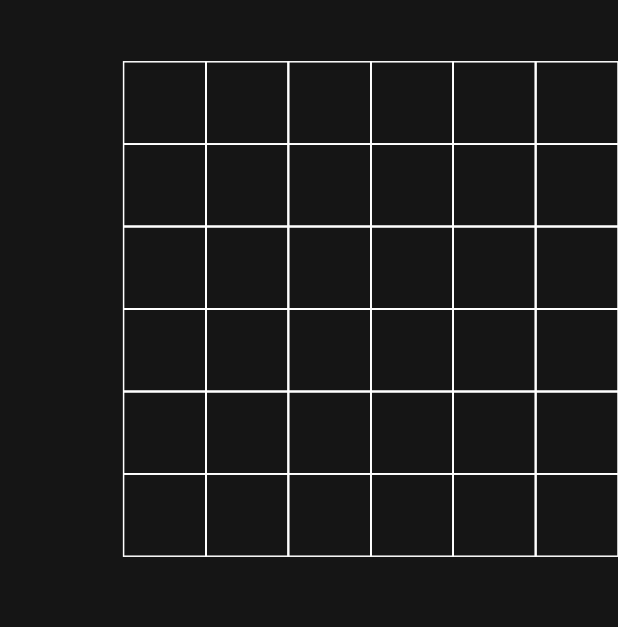
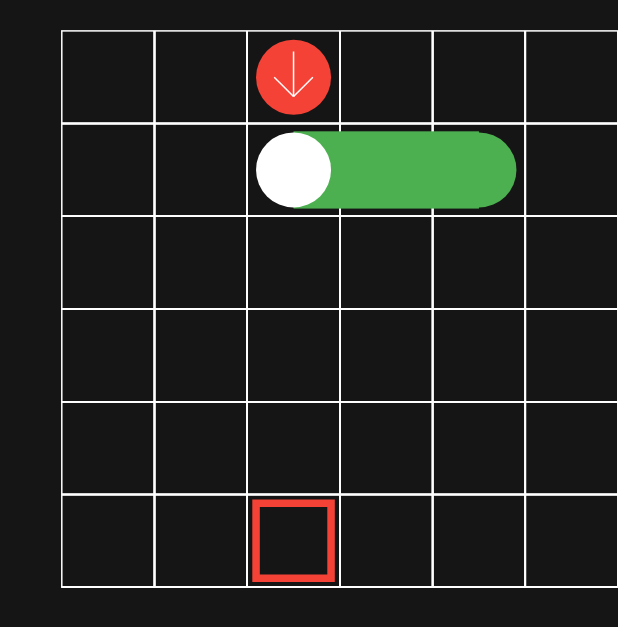
Before and after one commit to codewriter3000/projectballdrop, a Flutter app: the screen it shows after launch, after a tap on "DBall", on a phone screen of 412 x 824 dp. Shown: the top 627 px of the screen. Run offline on Flutter 3.47's test engine with Material 2 defaults, Android fonts, the phone set to English and light mode, and no system bars.

Commit message:
added drawing obstacles, goals, and balls

```diff
--- a/lib/view.dart
+++ b/lib/view.dart
@@ -38,12 +38,35 @@ class LevelPainter extends CustomPainter {
     this.canvas = canvas;
     Grid grid = new Grid(
         this,
-        0.1,
-        0.1,
-        0.8,
+        0.05,
+        0.05,
+        0.9,
         6,
         6);
     grid.draw();
+    Ball b1 = new Ball(
+      this,
+      Colors.red,
+      3,
+      1,
+      grid);
+    Obstacle o1 = new Obstacle(
+      this,
+      Colors.green,
+      3,
+      2,
+      grid,
+      2,
+      true);
+    Goal g1 = new Goal(
+      this,
+      Colors.red,
+      3,
+      6,
+      grid);
+    o1.draw();
+    b1.draw();
+    g1.draw();
   }
 
   @override
@@ -99,7 +122,8 @@ class Grid {
   double yBottomRight; //scale decimal
   double cellWidth; //scale decimal
   double cellHeight; //scale decimal
-  List midPoints; //scale decimals
+  double width; //width of each cell
+  List<Offset> midPoints = List<Offset>.empty(growable: true); //scale decimals
 
   Grid(levelPainter, xUpperLeft, yUpperLeft, magnitude, rows, columns){
     this.levelPainter = levelPainter;
@@ -108,28 +132,22 @@ class Grid {
     this.magnitude = magnitude;
     this.rows = rows;
     this.columns = columns;
-    //print("width: ${levelPainter.canvasWidth}");
-    //print("height: ${levelPainter.canvasHeight}");
     if (levelPainter.canvasWidth < levelPainter.canvasHeight){
       xBottomRight = xUpperLeft + magnitude;
-      //print("xBottomRight: $xBottomRight");
       //convert magnitude into pixels & apply magnitude in pixels to height
       yBottomRight = yUpperLeft + levelPainter.getDecimalFromHeight(levelPainter.getWidthFromDecimal(magnitude));
-      //TODO: cells
-      for(int i = 1; i <= columns; i++){
-        for(int j = 1; j <= rows; j++){
-
-        }
-      }
-    } else if(levelPainter.canvasWidth == levelPainter.canvasHeight){
-
     } else {
       yBottomRight = yUpperLeft + magnitude;
       xBottomRight = xUpperLeft + levelPainter.getDecimalFromWidth(levelPainter.getHeightFromDecimal(magnitude));
-      //print('xUpperLeft: $xUpperLeft');
-      //print('magnitude: $magnitude');
-      //print('xBottomRight: $xBottomRight');
-      //print('yBottomRight: $yBottomRight');
+    }
+    for(int i = 1; i <= this.rows; i++){
+      if(i == 1){
+        width = levelPainter.getHeightFromDecimal(((yUpperLeft + (yBottomRight-yUpperLeft)*(i-1)/rows) + (yUpperLeft + (yBottomRight-yUpperLeft)*(i)/rows))/2);
+      }
+      for(int j = 1; j <= this.columns; j++){
+        midPoints.add(new Offset(levelPainter.getWidthFromDecimal(((xUpperLeft + (xBottomRight-xUpperLeft)*(j-1)/columns) + (xUpperLeft + (xBottomRight-xUpperLeft)*(j)/columns))/2),
+            levelPainter.getHeightFromDecimal(((yUpperLeft + (yBottomRight-yUpperLeft)*(i-1)/rows) + (yUpperLeft + (yBottomRight-yUpperLeft)*(i)/rows))/2)));
+      }
     }
   }
 
@@ -144,8 +162,8 @@ class Grid {
           new Offset(levelPainter.getWidthFromDecimal(xBottomRight),
           levelPainter.getHeightFromDecimal(yBottomRight))
     ), paint);
-    for(int i = 1; i < this.rows; i++){
-      for(int j = 1; j < this.columns; j++){
+    for(int i = 1; i <= this.rows; i++){
+      for(int j = 1; j <= this.columns; j++){
         levelPainter.canvas.drawLine(new Offset(levelPainter.getWidthFromDecimal(xUpperLeft + (xBottomRight-xUpperLeft)*j/columns),
             levelPainter.getHeightFromDecimal(yUpperLeft)),
             new Offset(levelPainter.getWidthFromDecimal(xUpperLeft + (xBottomRight-xUpperLeft)*j/columns),
@@ -160,3 +178,113 @@ class Grid {
     }
   }
 }
+
+abstract class FieldElement {
+  LevelPainter levelPainter;
+  Color color; //color of the field element
+  int initialX; //initial x-value
+  int initialY; //initial y-value
+  Grid grid; //grid that the field element is on
+
+  void draw();
+}
+
+class Obstacle extends FieldElement{
+  int length; //length of the obstacle
+  bool horizontal; //true = horizontal, false = vertical
+  int tempX; //temporary x-value
+  int tempY; //temporary y-value
+  int currX; //current x-value
+  int currY; //current y-value
+  Obstacle old; //old backup of obstacle
+
+  Obstacle(LevelPainter levelPainter, Color color, int initialX, int initialY, Grid grid, int length, bool horizontal){
+    this.levelPainter = levelPainter;
+    this.color = color;
+    this.initialX = initialX;
+    this.initialY = initialY;
+    this.grid = grid;
+    this.length = length;
+    this.horizontal = horizontal;
+  }
+
+  @override
+  void draw() {
+    final paint = Paint()
+      ..style = PaintingStyle.fill
+      ..strokeWidth = 1
+      ..color = color;
+    final whitePaint = Paint()
+      ..style = PaintingStyle.fill
+      ..strokeWidth = 1
+      ..color = Colors.white;
+    print(grid.midPoints.length);
+    //for(double fill = 25; fill > 0; fill--){
+      if(this.horizontal == true){
+        levelPainter.canvas.drawCircle(grid.midPoints[(grid.rows*(initialY-1))+(initialX-1+length)], 25, paint);
+        levelPainter.canvas.drawRect(new Rect.fromPoints(new Offset(
+            grid.midPoints[(grid.rows*(initialY-1))+(initialX-1)].dx,
+            grid.midPoints[(grid.rows*(initialY-1))+(initialX-1)].dy - grid.width/2), new Offset(
+            grid.midPoints[(grid.rows*(initialY-1))+(initialX-1+length)].dx,
+            grid.midPoints[(grid.rows*(initialY-1))+(initialX-1)].dy + grid.width/2)), paint);
+      }
+      levelPainter.canvas.drawCircle(grid.midPoints[(grid.rows*(initialY-1))+(initialX-1)], 25, whitePaint);
+    //}
+    for(int l = 1; l > length; l++){
+      //levelPainter.canvas.drawRect
+    }
+  }
+}
+
+class Ball extends FieldElement {
+  int currX;
+  int currY;
+
+  Ball(LevelPainter levelPainter, Color color, int initialX, int initialY, Grid grid){
+    this.levelPainter = levelPainter;
+    this.color = color;
+    this.initialX = initialX;
+    this.initialY = initialY;
+    this.grid = grid;
+  }
+
+  @override
+  void draw() {
+    final paint = Paint()
+      ..style = PaintingStyle.fill
+      ..strokeWidth = 1
+      ..color = color;
+    final whitePaint = Paint()
+      ..style = PaintingStyle.fill
+      ..strokeWidth = 1
+      ..color = Colors.white;
+    levelPainter.canvas.drawCircle(grid.midPoints[(grid.rows*(initialY-1))+(initialX-1)], 25, paint);
+    levelPainter.canvas.drawLine(new Offset(grid.midPoints[(grid.rows*(initialY-1))+(initialX-1)].dx, grid.midPoints[(grid.rows*(initialY-1))+(initialX-1)].dy + grid.width/4), new Offset(grid.midPoints[(grid.rows*(initialY-1))+(initialX-1)].dx - grid.width/4, grid.midPoints[(grid.rows*(initialY-1))+(initialX-1)].dy), whitePaint);
+    levelPainter.canvas.drawLine(new Offset(grid.midPoints[(grid.rows*(initialY-1))+(initialX-1)].dx, grid.midPoints[(grid.rows*(initialY-1))+(initialX-1)].dy + grid.width/4), new Offset(grid.midPoints[(grid.rows*(initialY-1))+(initialX-1)].dx + grid.width/4, grid.midPoints[(grid.rows*(initialY-1))+(initialX-1)].dy), whitePaint);
+    levelPainter.canvas.drawLine(new Offset(grid.midPoints[(grid.rows*(initialY-1))+(initialX-1)].dx, grid.midPoints[(grid.rows*(initialY-1))+(initialX-1)].dy + grid.width/4), new Offset(grid.midPoints[(grid.rows*(initialY-1))+(initialX-1)].dx, grid.midPoints[(grid.rows*(initialY-1))+(initialX-1)].dy - grid.width/3), whitePaint);
+
+  }
+}
+
+class Goal extends FieldElement {
+  int currX;
+  int currY;
+
+  Goal(LevelPainter levelPainter, Color color, int initialX, int initialY, Grid grid){
+    this.levelPainter = levelPainter;
+    this.color = color;
+    this.initialX = initialX;
+    this.initialY = initialY;
+    this.grid = grid;
+  }
+
+  @override
+  void draw() {
+    final paint = Paint()
+      ..style = PaintingStyle.stroke
+      ..strokeWidth = 5
+      ..color = color;
+    print(grid.midPoints.length);
+    levelPainter.canvas.drawRect(new Rect.fromCircle(center: grid.midPoints[(grid.rows*(initialY-1))+(initialX-1)], radius: 25), paint);
+  }
+}
```
